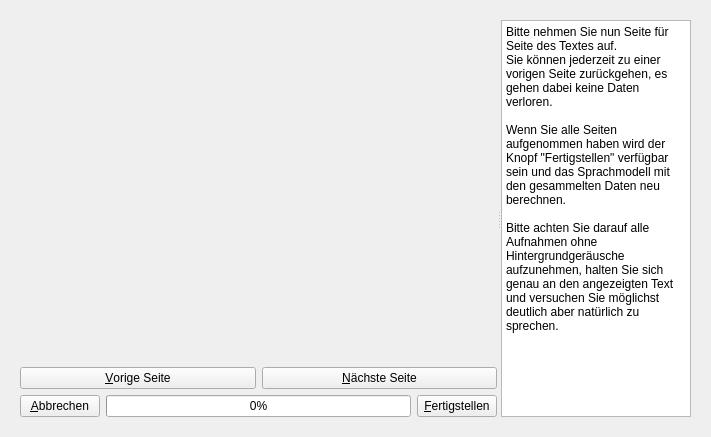
KDE/simon, file simon/src/simonmodelmanagementui/trainmain.ui: the form before one commit.
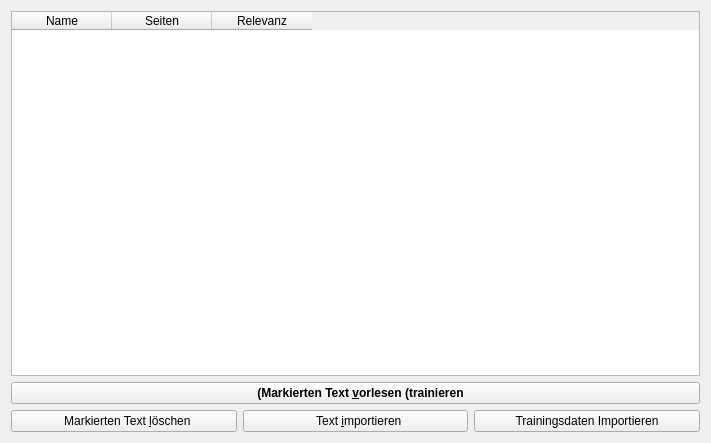
The form after the commit. The open tabs and pages were chosen to show the change. Icons and pictures are not drawn. Custom widgets are drawn as their Qt base class.

Commit message: Adding missing default.jconf; Fixing a lot of issues with the new training... (Still some left)

What changed in the file:
```diff
--- a/simon/src/simonmodelmanagementui/trainmain.ui
+++ b/simon/src/simonmodelmanagementui/trainmain.ui
@@ -6,7 +6,7 @@
     <x>0</x>
     <y>0</y>
     <width>711</width>
-    <height>437</height>
+    <height>443</height>
    </rect>
   </property>
   <property name="windowTitle" >
@@ -17,20 +17,7 @@
     <normaloff/>
    </iconset>
   </property>
-  <layout class="QVBoxLayout" >
-   <item>
-    <widget class="QStackedWidget" name="swAction" >
-     <property name="frameShape" >
-      <enum>QFrame::NoFrame</enum>
-     </property>
-     <property name="lineWidth" >
-      <number>0</number>
-     </property>
-     <property name="currentIndex" >
-      <number>0</number>
-     </property>
-     <widget class="QWidget" name="page" >
-      <layout class="QVBoxLayout" >
+  <layout class="QVBoxLayout" name="verticalLayout" >
        <item>
         <widget class="QTableWidget" name="twTrainingWords" >
          <property name="selectionMode" >
@@ -114,166 +101,6 @@
           </widget>
          </item>
         </layout>
-       </item>
-      </layout>
-     </widget>
-     <widget class="QWidget" name="page_3" >
-      <layout class="QVBoxLayout" name="verticalLayout" >
-       <item>
-        <widget class="QSplitter" name="splitter" >
-         <property name="orientation" >
-          <enum>Qt::Horizontal</enum>
-         </property>
-         <widget class="QWidget" name="layoutWidget" >
-          <layout class="QVBoxLayout" >
-           <property name="spacing" >
-            <number>6</number>
-           </property>
-           <property name="margin" >
-            <number>0</number>
-           </property>
-           <item>
-            <widget class="QWidget" native="1" name="wRecTexts" >
-             <property name="minimumSize" >
-              <size>
-               <width>345</width>
-               <height>100</height>
-              </size>
-             </property>
-             <layout class="QHBoxLayout" />
-            </widget>
-           </item>
-           <item>
-            <spacer name="verticalSpacer" >
-             <property name="orientation" >
-              <enum>Qt::Vertical</enum>
-             </property>
-             <property name="sizeHint" stdset="0" >
-              <size>
-               <width>20</width>
-               <height>40</height>
-              </size>
-             </property>
-            </spacer>
-           </item>
-           <item>
-            <layout class="QHBoxLayout" >
-             <property name="spacing" >
-              <number>6</number>
-             </property>
-             <property name="margin" >
-              <number>0</number>
-             </property>
-             <item>
-              <widget class="KPushButton" name="pbPrevPage" >
-               <property name="toolTip" >
-                <string>Startet das Training des selektierten Textes.</string>
-               </property>
-               <property name="layoutDirection" >
-                <enum>Qt::LeftToRight</enum>
-               </property>
-               <property name="text" >
-                <string>&amp;Vorige Seite</string>
-               </property>
-               <property name="iconSize" >
-                <size>
-                 <width>20</width>
-                 <height>20</height>
-                </size>
-               </property>
-              </widget>
-             </item>
-             <item>
-              <widget class="KPushButton" name="pbNextPage" >
-               <property name="toolTip" >
-                <string>Startet das Training des selektierten Textes.</string>
-               </property>
-               <property name="layoutDirection" >
-                <enum>Qt::RightToLeft</enum>
-               </property>
-               <property name="text" >
-                <string>&amp;Nächste Seite</string>
-               </property>
-               <property name="iconSize" >
-                <size>
-                 <width>20</width>
-                 <height>20</height>
-                </size>
-               </property>
-              </widget>
-             </item>
-            </layout>
-           </item>
-           <item>
-            <layout class="QHBoxLayout" >
-             <property name="spacing" >
-              <number>6</number>
-             </property>
-             <property name="margin" >
-              <number>0</number>
-             </property>
-             <item>
-              <widget class="KPushButton" name="pbBackToMain" >
-               <property name="toolTip" >
-                <string>Schließt den Dialog</string>
-               </property>
-               <property name="text" >
-                <string>&amp;Abbrechen</string>
-               </property>
-              </widget>
-             </item>
-             <item>
-              <widget class="QProgressBar" name="pbPages" >
-               <property name="value" >
-                <number>0</number>
-               </property>
-               <property name="orientation" >
-                <enum>Qt::Horizontal</enum>
-               </property>
-              </widget>
-             </item>
-             <item>
-              <widget class="KPushButton" name="pbFinish" >
-               <property name="layoutDirection" >
-                <enum>Qt::RightToLeft</enum>
-               </property>
-               <property name="text" >
-                <string>&amp;Fertigstellen</string>
-               </property>
-              </widget>
-             </item>
-            </layout>
-           </item>
-          </layout>
-         </widget>
-         <widget class="QTextEdit" name="textEdit" >
-          <property name="maximumSize" >
-           <size>
-            <width>190</width>
-            <height>16777215</height>
-           </size>
-          </property>
-          <property name="readOnly" >
-           <bool>true</bool>
-          </property>
-          <property name="html" >
-           <string>&lt;!DOCTYPE HTML PUBLIC "-//W3C//DTD HTML 4.0//EN" "http://www.w3.org/TR/REC-html40/strict.dtd">
-&lt;html>&lt;head>&lt;meta name="qrichtext" content="1" />&lt;style type="text/css">
-p, li { white-space: pre-wrap; }
-&lt;/style>&lt;/head>&lt;body style=" font-family:'Bitstream Vera Sans'; font-size:8pt; font-weight:400; font-style:normal;">
-&lt;p style=" margin-top:0px; margin-bottom:0px; margin-left:0px; margin-right:0px; -qt-block-indent:0; text-indent:0px; font-family:'Sans Serif'; font-size:9pt;">Bitte nehmen Sie nun Seite für Seite des Textes auf. &lt;/p>
-&lt;p style=" margin-top:0px; margin-bottom:0px; margin-left:0px; margin-right:0px; -qt-block-indent:0; text-indent:0px; font-family:'Sans Serif'; font-size:9pt;">Sie können jederzeit zu einer vorigen Seite zurückgehen, es gehen dabei keine Daten verloren.&lt;/p>
-&lt;p style="-qt-paragraph-type:empty; margin-top:0px; margin-bottom:0px; margin-left:0px; margin-right:0px; -qt-block-indent:0; text-indent:0px; font-family:'Sans Serif'; font-size:9pt;">&lt;/p>
-&lt;p style=" margin-top:0px; margin-bottom:0px; margin-left:0px; margin-right:0px; -qt-block-indent:0; text-indent:0px; font-family:'Sans Serif'; font-size:9pt;">Wenn Sie alle Seiten aufgenommen haben wird der Knopf "Fertigstellen" verfügbar sein und das Sprachmodell mit den gesammelten Daten neu berechnen.&lt;/p>
-&lt;p style="-qt-paragraph-type:empty; margin-top:0px; margin-bottom:0px; margin-left:0px; margin-right:0px; -qt-block-indent:0; text-indent:0px; font-family:'Sans Serif'; font-size:9pt;">&lt;/p>
-&lt;p style=" margin-top:0px; margin-bottom:0px; margin-left:0px; margin-right:0px; -qt-block-indent:0; text-indent:0px; font-family:'Sans Serif'; font-size:9pt;">Bitte achten Sie darauf alle Aufnahmen ohne Hintergrundgeräusche aufzunehmen, halten Sie sich genau an den angezeigten Text und versuchen Sie möglichst deutlich aber natürlich zu sprechen.&lt;/p>&lt;/body>&lt;/html></string>
-          </property>
-         </widget>
-        </widget>
-       </item>
-      </layout>
-     </widget>
-    </widget>
    </item>
   </layout>
  </widget>
```
Lines whose indentation alone changed are shown as unchanged. The commit also changes 25 other files.
